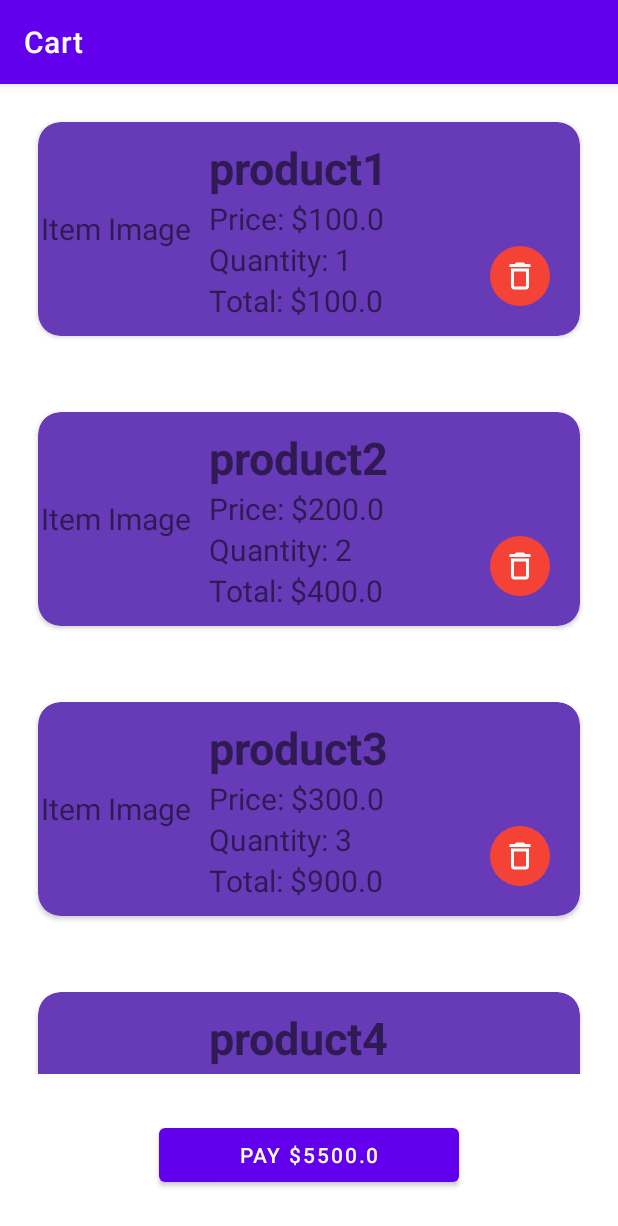
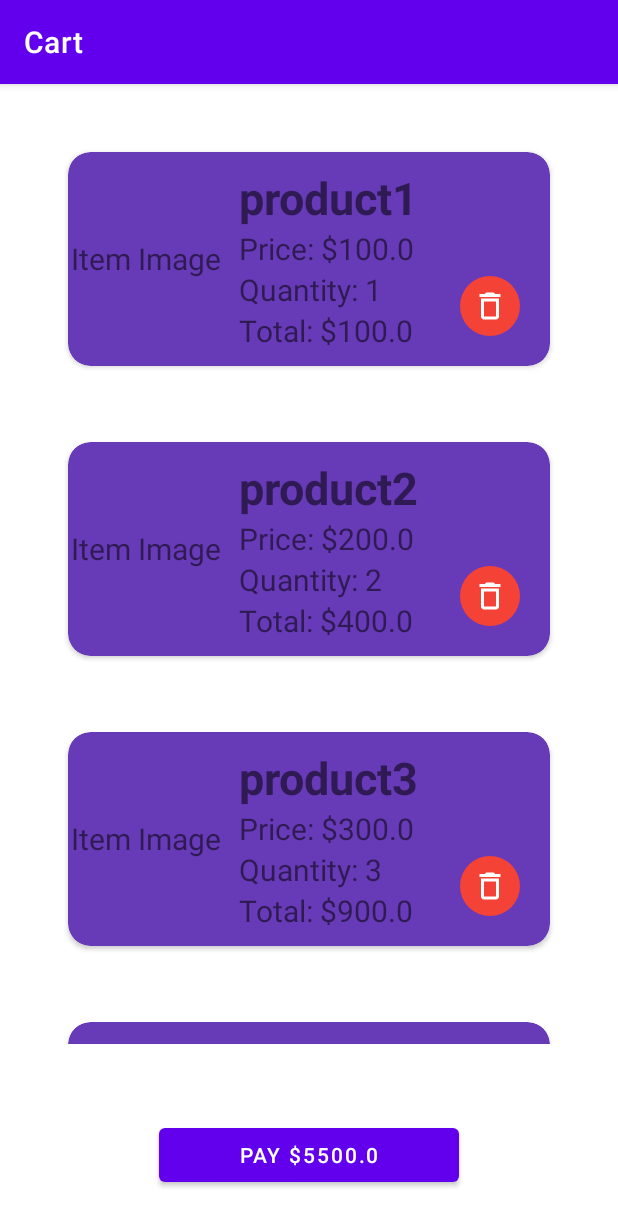
Before and after one commit to AgileTech-WV61/Mobile-app, an Android app: the RetailSellerCartActivity screen opened directly, with no data from a screen before it, on a phone screen of 412 x 824 dp. Shown: the top 1226 px of the screen. Run offline under Robolectric (Android 15) with nearby library versions, the phone set to English and light mode, and no system bars.

Commit message:
Update: Add margin for items
Retail Seller Shopping Car

```diff
--- a/app/src/main/res/layout/activity_retail_seller_cart.xml
+++ b/app/src/main/res/layout/activity_retail_seller_cart.xml
@@ -7,10 +7,15 @@
     android:layout_width="match_parent"
     android:layout_height="match_parent"
     tools:context=".RetailSellerCartActivity">
+
     <androidx.recyclerview.widget.RecyclerView
         android:layout_width="match_parent"
-        android:layout_height="0dp"
+        android:layout_height="wrap_content"
         android:layout_weight="1"
+        android:layout_marginStart="20dp"
+        android:layout_marginTop="20dp"
+        android:layout_marginEnd="20dp"
+        android:layout_marginBottom="20dp"
         android:id="@+id/recyclerViewCart"/>
     <Button
         android:layout_width="200dp"
```
